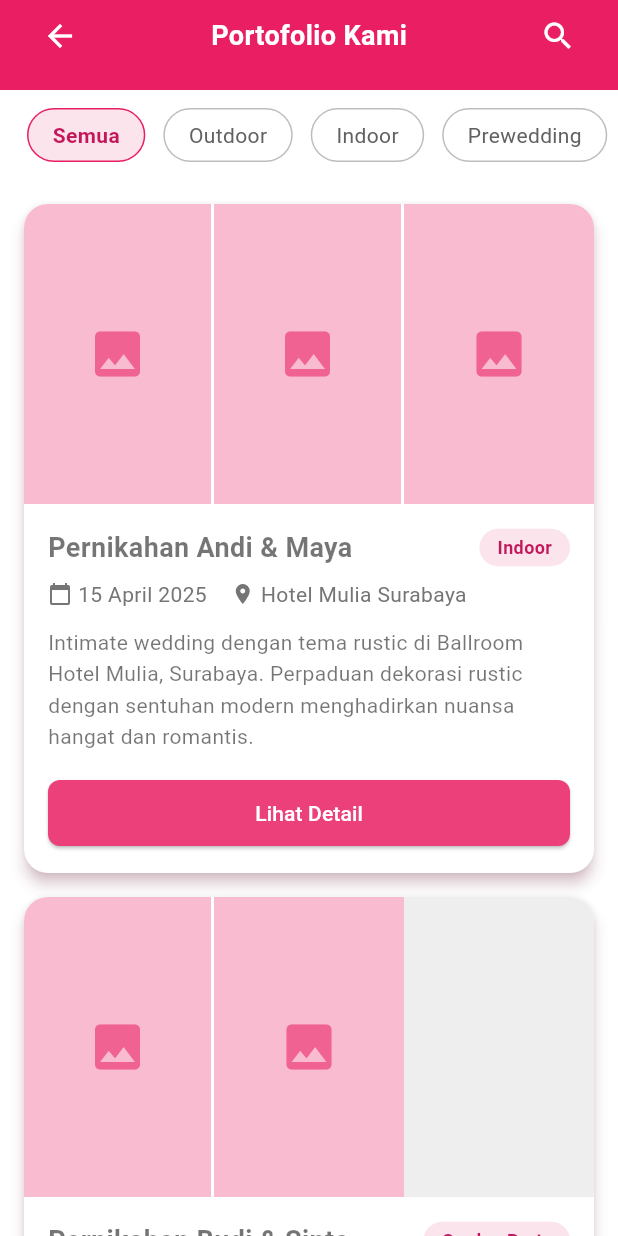
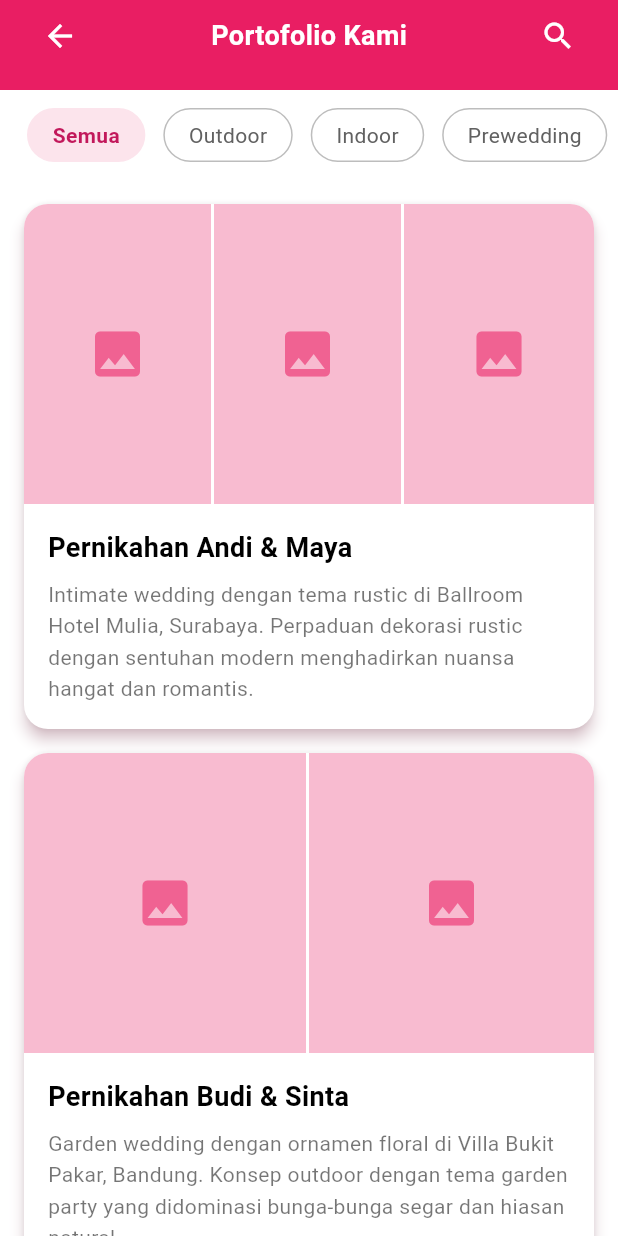
Before and after one commit to hyderoo/AplikasiDewaManagement, a Flutter app: the PortofolioPage screen opened by its route, scrolled down 576 dp, on a phone screen of 412 x 824 dp. Run offline on Flutter 3.47's test engine with Material 3 defaults, Android fonts, the phone set to English and light mode, and no system bars; our stand-ins replace go_router, image_picker, lottie, shimmer, table_calendar.

Commit message:
portofolio

```diff
--- a/lib/models/layanan_model.dart
+++ b/lib/models/layanan_model.dart
@@ -15,8 +15,6 @@ class LayananModel {
     required this.features,
   });
 }
-
-// Mock Data
 
 List<LayananModel> layananData = [
   LayananModel(
--- a/lib/models/portofolio_model.dart
+++ b/lib/models/portofolio_model.dart
@@ -81,8 +81,6 @@ List<PortofolioModel> portofolioData = [
     category: 'Prewedding',
     images: [
       'assets/images/prewed1_1.jpg',
-      'assets/images/prewed1_2.jpg',
-      'assets/images/prewed1_3.jpg',
     ],
     description:
         'Sesi foto prewedding dengan konsep urban di pusat kota Jakarta. Mengambil latar belakang gedung pencakar langit dan sudut-sudut artistik kota.',
--- a/lib/pages/portofolio/portofolio_page.dart
+++ b/lib/pages/portofolio/portofolio_page.dart
@@ -1,21 +1,20 @@
 import 'package:dewa_wo_app/models/portofolio_model.dart';
 import 'package:flutter/material.dart';
-import 'package:flutter/services.dart';
 import 'package:go_router/go_router.dart';
 import 'package:shimmer/shimmer.dart';
 
 class PortofolioPage extends StatefulWidget {
-  const PortofolioPage({Key? key}) : super(key: key);
+  const PortofolioPage({super.key});
 
   @override
-  _PortofolioPageState createState() => _PortofolioPageState();
+  State<PortofolioPage> createState() => _PortofolioPageState();
 }
 
 class _PortofolioPageState extends State<PortofolioPage> {
   bool _isSearchMode = false;
-  TextEditingController _searchController = TextEditingController();
+  final TextEditingController _searchController = TextEditingController();
   String _selectedCategory = 'Semua';
-  List<String> _categories = [
+  final List<String> _categories = [
     'Semua',
     'Outdoor',
     'Indoor',
@@ -31,14 +30,7 @@ class _PortofolioPageState extends State<PortofolioPage> {
     super.initState();
     _filteredPortofolio = portofolioData;
 
-    // Mengatur status bar transparan dan warna ikon status bar putih
-    SystemChrome.setSystemUIOverlayStyle(SystemUiOverlayStyle(
-      statusBarColor: Colors.transparent,
-      statusBarIconBrightness: Brightness.light,
-    ));
-
-    // Simulasi loading data
-    Future.delayed(Duration(seconds: 2), () {
+    Future.delayed(const Duration(seconds: 2), () {
       if (mounted) {
         setState(() {
           _isLoading = false;
@@ -85,7 +77,7 @@ class _PortofolioPageState extends State<PortofolioPage> {
     return Scaffold(
       extendBodyBehindAppBar: true,
       appBar: PreferredSize(
-        preferredSize: Size.fromHeight(60),
+        preferredSize: const Size.fromHeight(60),
         child: AppBar(
           backgroundColor: Colors.pink,
           elevation: 0,
@@ -95,7 +87,6 @@ class _PortofolioPageState extends State<PortofolioPage> {
       ),
       body: Column(
         children: [
-          // Spacer untuk memastikan konten di bawah AppBar
           SizedBox(height: MediaQuery.of(context).padding.top + 60),
           _buildCategoryList(),
           Expanded(
@@ -121,7 +112,7 @@ class _PortofolioPageState extends State<PortofolioPage> {
           ? Row(
               children: [
                 IconButton(
-                  icon: Icon(Icons.arrow_back, color: Colors.white),
+                  icon: const Icon(Icons.arrow_back, color: Colors.white),
                   onPressed: () {
                     setState(() {
                       _isSearchMode = false;
@@ -133,19 +124,37 @@ class _PortofolioPageState extends State<PortofolioPage> {
                 Expanded(
                   child: TextField(
                     controller: _searchController,
-                    style: TextStyle(color: Colors.white),
-                    decoration: InputDecoration(
-                      hintText: 'Cari portofolio...',
+                    style: const TextStyle(color: Colors.white),
+                    cursorColor: Colors.white,
+                    decoration: const InputDecoration(
+                      hintText: 'Cari layanan...',
                       hintStyle: TextStyle(color: Colors.white70),
-                      border: InputBorder.none,
-                      contentPadding: EdgeInsets.symmetric(vertical: 15),
+                      contentPadding: EdgeInsets.symmetric(
+                        vertical: 15,
+                        horizontal: 16,
+                      ),
+                      filled: false,
+                      enabledBorder: OutlineInputBorder(
+                        borderRadius: BorderRadius.all(Radius.circular(8)),
+                        borderSide: BorderSide(
+                          color: Colors.white,
+                          width: 1,
+                        ),
+                      ),
+                      focusedBorder: OutlineInputBorder(
+                        borderRadius: BorderRadius.all(Radius.circular(8)),
+                        borderSide: BorderSide(
+                          color: Colors.white,
+                          width: 1,
+                        ),
+                      ),
                     ),
                     onChanged: _searchPortofolio,
                     autofocus: true,
                   ),
                 ),
                 IconButton(
-                  icon: Icon(Icons.clear, color: Colors.white),
+                  icon: const Icon(Icons.clear, color: Colors.white),
                   onPressed: () {
                     _searchController.clear();
                     _searchPortofolio('');
@@ -157,10 +166,10 @@ class _PortofolioPageState extends State<PortofolioPage> {
               mainAxisAlignment: MainAxisAlignment.spaceBetween,
               children: [
                 IconButton(
-                  icon: Icon(Icons.arrow_back, color: Colors.white),
+                  icon: const Icon(Icons.arrow_back, color: Colors.white),
                   onPressed: () => context.pop(),
                 ),
-                Text(
+                const Text(
                   'Portofolio Kami',
                   style: TextStyle(
                     color: Colors.white,
@@ -169,7 +178,7 @@ class _PortofolioPageState extends State<PortofolioPage> {
                   ),
                 ),
                 IconButton(
-                  icon: Icon(Icons.search, color: Colors.white),
+                  icon: const Icon(Icons.search, color: Colors.white),
                   onPressed: () {
                     setState(() {
                       _isSearchMode = true;
@@ -184,10 +193,10 @@ class _PortofolioPageState extends State<PortofolioPage> {
   Widget _buildCategoryList() {
     return Container(
       height: 60,
-      padding: EdgeInsets.symmetric(vertical: 12),
+      padding: const EdgeInsets.symmetric(vertical: 12),
       child: ListView.builder(
         scrollDirection: Axis.horizontal,
-        padding: EdgeInsets.symmetric(horizontal: 12),
+        padding: const EdgeInsets.symmetric(horizontal: 12),
         itemCount: _categories.length,
         itemBuilder: (context, index) {
           final category = _categories[index];
@@ -196,13 +205,13 @@ class _PortofolioPageState extends State<PortofolioPage> {
           return GestureDetector(
             onTap: () => _filterPortofolio(category),
             child: Container(
-              margin: EdgeInsets.symmetric(horizontal: 6),
-              padding: EdgeInsets.symmetric(horizontal: 16),
+              margin: const EdgeInsets.symmetric(horizontal: 6),
+              padding: const EdgeInsets.symmetric(horizontal: 16),
               decoration: BoxDecoration(
                 color: isSelected ? Colors.pink[50] : Colors.transparent,
                 borderRadius: BorderRadius.circular(20),
                 border: Border.all(
-                  color: isSelected ? Colors.pink : Colors.grey[400]!,
+                  color: isSelected ? Colors.pink[50]! : Colors.grey[400]!,
                   width: 1,
                 ),
               ),
@@ -222,7 +231,11 @@ class _PortofolioPageState extends State<PortofolioPage> {
   }
 
   Widget _buildShimmerList() {
-    return Padding(
+    return MediaQuery.removePadding(
+      context: context,
+      removeTop: true,
+      removeBottom: true,
+      child: Padding(
         padding: const EdgeInsets.all(16.0),
         child: Shimmer.fromColors(
           baseColor: Colors.grey[300]!,
@@ -232,13 +245,14 @@ class _PortofolioPageState extends State<PortofolioPage> {
             itemBuilder: (context, index) {
               return Container(
                 height: 300,
-              margin: EdgeInsets.only(bottom: 16),
+                margin: const EdgeInsets.only(bottom: 16),
                 decoration: BoxDecoration(
                   color: Colors.white,
                   borderRadius: BorderRadius.circular(16),
                 ),
               );
             },
+          ),
         ),
       ),
     );
@@ -254,7 +268,7 @@ class _PortofolioPageState extends State<PortofolioPage> {
             size: 80,
             color: Colors.grey[400],
           ),
-          SizedBox(height: 16),
+          const SizedBox(height: 16),
           Text(
             'Tidak ada portofolio yang ditemukan',
             style: TextStyle(
@@ -263,7 +277,7 @@ class _PortofolioPageState extends State<PortofolioPage> {
               fontWeight: FontWeight.bold,
             ),
           ),
-          SizedBox(height: 8),
+          const SizedBox(height: 8),
           Text(
             'Coba pilih kategori lain atau ubah kata kunci pencarian',
             style: TextStyle(
@@ -279,7 +293,7 @@ class _PortofolioPageState extends State<PortofolioPage> {
 
   Widget _buildPortofolioList() {
     return ListView.builder(
-      padding: EdgeInsets.all(16),
+      padding: const EdgeInsets.all(16),
       itemCount: _filteredPortofolio.length,
       itemBuilder: (context, index) {
         return _buildPortofolioCard(_filteredPortofolio[index]);
@@ -289,7 +303,7 @@ class _PortofolioPageState extends State<PortofolioPage> {
 
   Widget _buildPortofolioCard(PortofolioModel portofolio) {
     return Card(
-      margin: EdgeInsets.only(bottom: 16),
+      margin: const EdgeInsets.only(bottom: 16),
       shape: RoundedRectangleBorder(borderRadius: BorderRadius.circular(16)),
       elevation: 4,
       shadowColor: Colors.pink[100],
@@ -302,80 +316,20 @@ class _PortofolioPageState extends State<PortofolioPage> {
             child: Column(
               crossAxisAlignment: CrossAxisAlignment.start,
               children: [
-                Row(
-                  children: [
-                    Expanded(
-                      child: Text(
+                Text(
                   portofolio.title,
-                        style: TextStyle(
+                  style: const TextStyle(
                     fontSize: 18,
                     fontWeight: FontWeight.bold,
+                    color: Colors.black,
                   ),
                 ),
-                    ),
-                    Container(
-                      padding:
-                          EdgeInsets.symmetric(horizontal: 12, vertical: 4),
-                      decoration: BoxDecoration(
-                        color: Colors.pink[50],
-                        borderRadius: BorderRadius.circular(20),
-                      ),
-                      child: Text(
-                        portofolio.category,
-                        style: TextStyle(
-                          fontSize: 12,
-                          fontWeight: FontWeight.bold,
-                          color: Colors.pink[700],
-                        ),
-                      ),
-                    ),
-                  ],
-                ),
-                SizedBox(height: 8),
-                Row(
-                  children: [
-                    Icon(Icons.calendar_today,
-                        size: 16, color: Colors.grey[600]),
-                    SizedBox(width: 4),
-                    Text(
-                      portofolio.date,
-                      style: TextStyle(
-                        fontSize: 14,
-                        color: Colors.grey[600],
-                      ),
-                    ),
-                    SizedBox(width: 16),
-                    Icon(Icons.location_on, size: 16, color: Colors.grey[600]),
-                    SizedBox(width: 4),
-                    Expanded(
-                      child: Text(
-                        portofolio.location,
-                        style: TextStyle(
-                          fontSize: 14,
-                          color: Colors.grey[600],
-                        ),
-                        overflow: TextOverflow.ellipsis,
-                      ),
-                    ),
-                  ],
-                ),
-                SizedBox(height: 12),
+                const SizedBox(height: 8),
                 Text(
                   portofolio.description,
-                  style: TextStyle(
+                  style: const TextStyle(
                     fontSize: 14,
                     height: 1.5,
-                  ),
-                ),
-                SizedBox(height: 16),
-                SizedBox(
-                  width: double.infinity,
-                  child: ElevatedButton(
-                    onPressed: () => context.goNamed(
-                      'portofolio_detail',
-                      pathParameters: {'id': portofolio.id},
-                    ),
-                    child: Text('Lihat Detail'),
                   ),
                 ),
               ],
@@ -387,32 +341,33 @@ class _PortofolioPageState extends State<PortofolioPage> {
   }
 
   Widget _buildImageGallery(List<String> images) {
+    final imagesToShow = images.length > 3 ? images.sublist(0, 3) : images;
+
     return ClipRRect(
-      borderRadius: BorderRadius.only(
+      borderRadius: const BorderRadius.only(
         topLeft: Radius.circular(16),
         topRight: Radius.circular(16),
       ),
-      child: Container(
+      child: SizedBox(
         height: 200,
-        child: Row(
+        child: imagesToShow.length == 1
+            ? Container(
+                width: double.infinity,
+                color: Colors.pink[100],
+                alignment: Alignment.center,
+                child: Icon(Icons.image, size: 40, color: Colors.pink[300]),
+              )
+            : Row(
                 children: [
-            for (int i = 0; i < images.length && i < 3; i++)
+                  for (int i = 0; i < imagesToShow.length; i++)
                     Expanded(
                       child: Container(
-                  margin: EdgeInsets.only(right: i < images.length - 1 ? 2 : 0),
-                  child: Container(
-                    color: Colors.pink[100], // Placeholder color
+                        margin: EdgeInsets.only(
+                            right: i < imagesToShow.length - 1 ? 2 : 0),
+                        color: Colors.pink[100],
                         alignment: Alignment.center,
-                    child: Icon(Icons.image, size: 40, color: Colors.pink[300]),
-                  ),
-                ),
-              ),
-            // Jika kurang dari 3 gambar, tambahkan placeholder kosong
-            for (int i = images.length; i < 3; i++)
-              Expanded(
-                child: Container(
-                  margin: EdgeInsets.only(right: i < 2 ? 2 : 0),
-                  color: Colors.grey[200],
+                        child: Icon(Icons.image,
+                            size: 40, color: Colors.pink[300]),
                       ),
                     ),
                 ],
```
Lines whose indentation alone changed are shown as unchanged.
